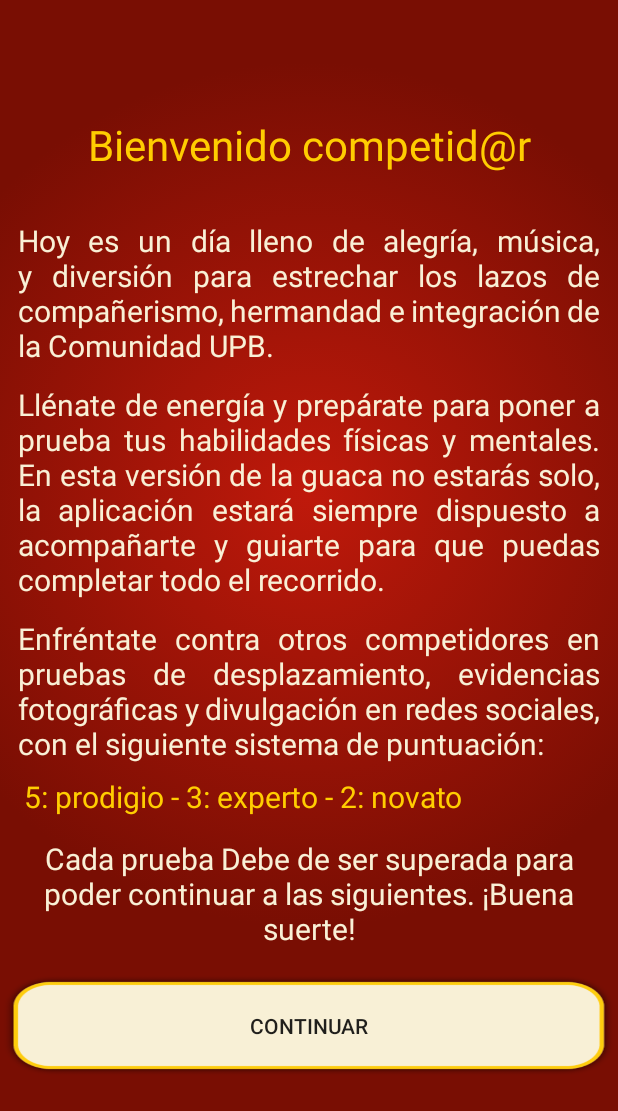
After one commit to Osced/GuacAppUPB, an Android app: the layout alert_dialog_personalizado.xml on its own in the app's theme, with its tools: preview values and no code run, on a phone screen of 412 x 824 dp. The commit adds this screen. Shown: the top 1111 px of the screen. Run offline under Robolectric (Android 15) with nearby library versions, the phone set to English and light mode, and no system bars.

Commit message:
Guaca con AlertDialog Personalizado

```diff
--- a/guaca/app/src/main/java/com/upb/laguaca/MapsActivity.java
+++ b/guaca/app/src/main/java/com/upb/laguaca/MapsActivity.java
@@ -2,7 +2,6 @@ package com.upb.laguaca;
 
 import android.app.AlertDialog;
 import android.content.Context;
-import android.content.DialogInterface;
 import android.content.Intent;
 import android.content.SharedPreferences;
 import android.graphics.Bitmap;
@@ -10,7 +9,10 @@ import android.graphics.Canvas;
 import android.graphics.Color;
 import android.graphics.drawable.Drawable;
 import android.os.Bundle;
+import android.view.LayoutInflater;
+import android.view.View;
 import android.view.Window;
+import android.widget.Button;
 import android.widget.Toast;
 
 import androidx.core.content.ContextCompat;
@@ -67,7 +69,7 @@ public class MapsActivity extends FragmentActivity implements OnMapReadyCallback
 
 
         ventana=getWindow();
-        ventana.setStatusBarColor(Color.parseColor("#38020B"));
+        ventana.setStatusBarColor(Color.parseColor("#790E03"));
 
 
     }
@@ -196,7 +198,7 @@ public class MapsActivity extends FragmentActivity implements OnMapReadyCallback
 
         if(puntoActual==0)//Se carga una modal con las indicaciones del juego la primera vez que el usuario ingresa al juego
         {
-            AlertDialog.Builder modal=new AlertDialog.Builder(MapsActivity.this);
+            /*AlertDialog.Builder modal=new AlertDialog.Builder(MapsActivity.this);
             modal.setTitle("Pregunta 1");
             modal.setMessage("En esta prueba debes ir al punto y....");
             modal.setNeutralButton("Cerrar", new DialogInterface.OnClickListener() {
@@ -207,12 +209,28 @@ public class MapsActivity extends FragmentActivity implements OnMapReadyCallback
             });
 
             modal.create();
-            modal.show();
+            modal.show();*/
+            mostrarDialogoPerzonalizado();
         }
 
         System.out.println("PASO POR ACA 66666666666666666666666666666666666-----------------------------Punto actual:"+puntoActual);
     }
 
+    private void mostrarDialogoPerzonalizado() {
+        AlertDialog.Builder builder= new AlertDialog.Builder(MapsActivity.this);
+        LayoutInflater inflater = getLayoutInflater();
+        View view=inflater.inflate(R.layout.alert_dialog_personalizado,null);
+        builder.setView(view);
+        AlertDialog dialog = builder.create();
+        dialog.show();
+        Button botonCancelar = view.findViewById(R.id.buttonCerrarDialog);
+        botonCancelar.setOnClickListener(new View.OnClickListener(){
+            @Override
+            public void onClick(View v) {
+                dialog.cancel();
+            }
+        });
+    }
     /**
      * Manipulates the map once available.
      * This callback is triggered when the map is ready to be used.
--- /dev/null
+++ b/guaca/app/src/main/res/layout/alert_dialog_personalizado.xml
@@ -0,0 +1,98 @@
+<?xml version="1.0" encoding="utf-8"?>
+<LinearLayout xmlns:android="http://schemas.android.com/apk/res/android"
+    android:layout_width="match_parent"
+    android:layout_height="match_parent"
+    android:background="@drawable/fondo_laguaca_degradado"
+    android:gravity="center"
+    android:orientation="vertical">
+
+    <TextView
+        android:id="@+id/textView"
+        android:layout_width="match_parent"
+        android:layout_height="68dp"
+        android:layout_marginTop="12dp"
+        android:layout_marginBottom="16dp"
+        android:gravity="center"
+        android:text="Bienvenido competid@r"
+        android:textColor="@color/AmarilloGuaca"
+        android:textSize="28dp" />
+
+    <TextView
+        android:id="@+id/textView2"
+        android:layout_width="match_parent"
+        android:layout_height="wrap_content"
+        android:layout_marginLeft="12dp"
+        android:layout_marginRight="12dp"
+        android:layout_marginBottom="12dp"
+        android:justificationMode="inter_word"
+        android:text="@string/instrucciones1"
+        android:textAlignment="textStart"
+        android:textColor="@color/ColorGuaca"
+        android:textSize="20dp" />
+
+    <TextView
+        android:id="@+id/textView3"
+        android:layout_width="match_parent"
+        android:layout_height="wrap_content"
+        android:layout_marginLeft="12dp"
+        android:layout_marginRight="12dp"
+        android:layout_marginBottom="12dp"
+        android:justificationMode="inter_word"
+        android:text="@string/instrucciones2"
+        android:textAlignment="textStart"
+        android:textColor="@color/ColorGuaca"
+        android:textSize="20dp" />
+
+    <TextView
+        android:id="@+id/textView4"
+        android:layout_width="match_parent"
+        android:layout_height="wrap_content"
+        android:layout_marginLeft="12dp"
+        android:layout_marginRight="12dp"
+        android:layout_marginBottom="8dp"
+        android:justificationMode="inter_word"
+        android:text="@string/instrucciones3"
+        android:textAlignment="textStart"
+        android:textColor="@color/ColorGuaca"
+        android:textSize="20dp" />
+
+    <TextView
+        android:id="@+id/textView5"
+        android:layout_width="match_parent"
+        android:layout_height="wrap_content"
+        android:layout_marginLeft="14dp"
+        android:layout_marginRight="10dp"
+        android:layout_marginBottom="14dp"
+        android:justificationMode="inter_word"
+        android:text="@string/instrucciones4"
+        android:textAlignment="textStart"
+        android:textColor="@color/AmarilloGuaca"
+        android:textSize="20dp" />
+
+    <TextView
+        android:id="@+id/textView6"
+        android:layout_width="match_parent"
+        android:layout_height="wrap_content"
+        android:layout_marginLeft="8dp"
+        android:layout_marginRight="8dp"
+        android:layout_marginBottom="16dp"
+        android:text="@string/instrucciones5"
+        android:textAlignment="center"
+        android:textColor="@color/ColorGuaca"
+        android:textSize="20dp" />
+
+    <LinearLayout
+        android:layout_width="match_parent"
+        android:layout_height="124dp"
+        android:orientation="horizontal">
+
+        <Button
+            android:id="@+id/buttonCerrarDialog"
+            android:layout_width="300dp"
+            android:layout_height="70dp"
+            android:layout_weight="1"
+            android:background="@drawable/boton_guaca"
+            android:text="Continuar" />
+
+    </LinearLayout>
+</LinearLayout>
--- a/guaca/app/src/main/res/values/strings.xml
+++ b/guaca/app/src/main/res/values/strings.xml
@@ -9,6 +9,25 @@
     <!-- TODO: Remove or change this placeholder text -->
     <string name="hello_blank_fragment">Hello blank fragment</string>
 =======
+
+
+    <string name="instrucciones1">Hoy es un día lleno de alegría, música, y diversión para estrechar los lazos de compañerismo, hermandad e integración de la Comunidad UPB.
+    </string>
+
+    <string name="instrucciones2"> Llénate de energía y prepárate para poner a prueba tus habilidades físicas y mentales.
+        En esta versión de la guaca no estarás solo, la aplicación estará siempre dispuesto a acompañarte y guiarte para que puedas completar todo el recorrido.
+    </string>
+
+    <string name="instrucciones3"> Enfréntate contra otros competidores en pruebas de desplazamiento, evidencias fotográficas y divulgación en redes sociales, con el siguiente sistema de puntuación:
+
+    </string>
+    <string name="instrucciones4"> 5: prodigio -
+        3: experto -
+        2: novato
+    </string>
+    <string name="instrucciones5"> Cada prueba Debe de ser superada para poder continuar a las siguientes.
+            ¡Buena suerte!
+    </string>
 
     <string name="pregunta1">Muy seguramente te acordarán del carbono por ser uno de los elementos de la tabla periódica. Pero para nosotros es una de las noticias más importantes que hemos recibido en los últimos años ¿Sabes cuál fue una de las recientes certificaciones que recibimos? Pásate por la base de UPB Sostenible y encuentra la respuesta.  </string>
         <string name="p1_op1">Carbono sostenible</string>
--- a/guaca/app/src/main/res/values/styles.xml
+++ b/guaca/app/src/main/res/values/styles.xml
@@ -14,4 +14,12 @@
         </item>
     </style>
 
+    <style name="AlertDialogInstrucciones" parent="Theme.AppCompat.Light.Dialog.Alert">
+
+        <item name="android:colorAccent">
+            #790E03
+        </item>
+    </style>
+
+
 </resources>
```
